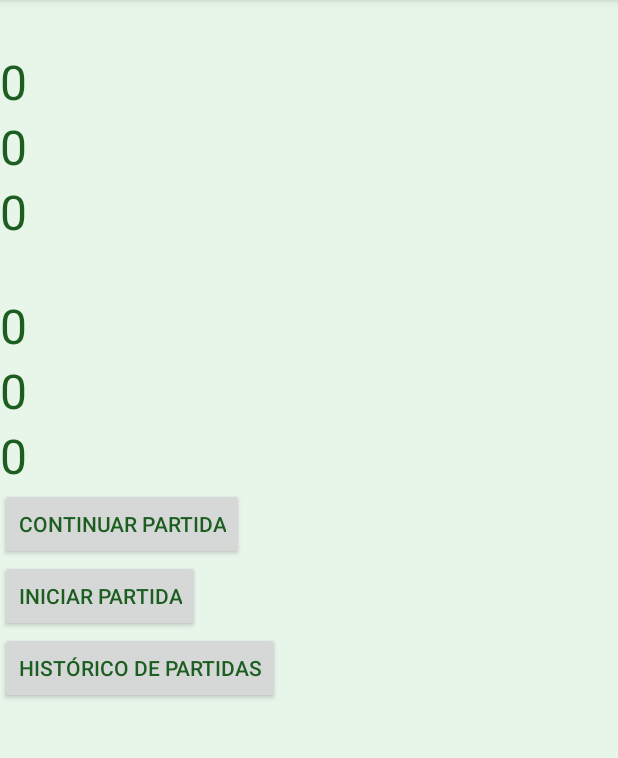
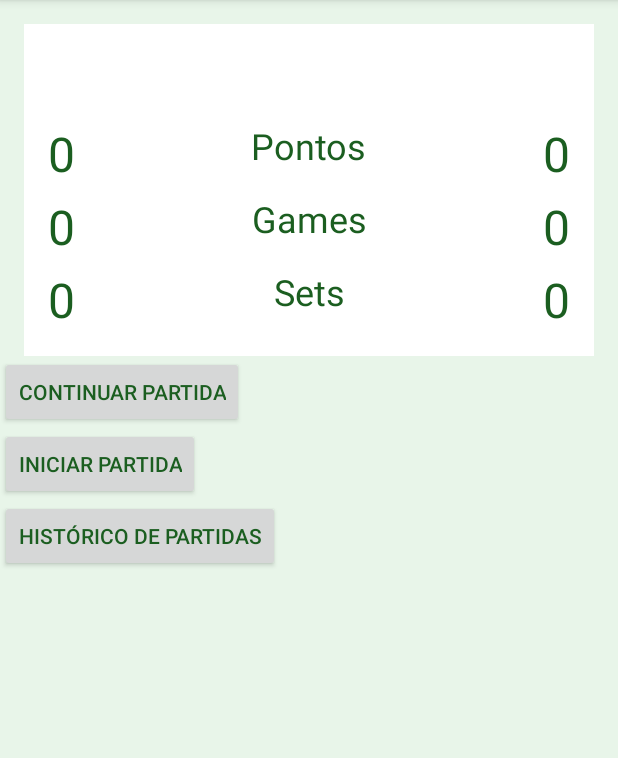
Before and after one commit to vitor-ramos/tennis, an Android app: the screen it shows after launch (HomeActivity), on a phone screen of 412 x 824 dp, the part 84-842 px from its top. Run offline under Robolectric (Android 15) with nearby library versions, the phone set to English and light mode, and no system bars; our stand-ins replace Room's generated code.

Commit message:
Match MVP view implemented in home

```diff
--- a/app/src/main/res/layout/activity_home.xml
+++ b/app/src/main/res/layout/activity_home.xml
@@ -1,5 +1,6 @@
 <?xml version="1.0" encoding="utf-8"?>
 <LinearLayout xmlns:android="http://schemas.android.com/apk/res/android"
+        xmlns:app="http://schemas.android.com/apk/res-auto"
         xmlns:tools="http://schemas.android.com/tools"
         android:layout_width="match_parent"
         android:layout_height="match_parent"
@@ -7,11 +8,24 @@
         tools:context=".view.HomeActivity"
         >
 
+    <android.support.constraint.ConstraintLayout
+            android:layout_width="match_parent"
+            android:layout_height="wrap_content"
+            android:layout_marginStart="@dimen/default_margin"
+            android:layout_marginTop="@dimen/default_margin"
+            android:layout_marginEnd="@dimen/default_margin"
+            android:background="@android:color/white"
+            android:padding="@dimen/default_margin"
+            >
+
         <androidx.appcompat.widget.AppCompatTextView
                 android:id="@+id/home_current_host_name"
                 android:layout_width="wrap_content"
                 android:layout_height="wrap_content"
-            android:textSize="@dimen/player_name_size"
+                android:textSize="@dimen/label_text_size"
+                app:layout_constraintStart_toStartOf="parent"
+                app:layout_constraintTop_toTopOf="parent"
+                tools:text="Vitor"
                 />
 
         <androidx.appcompat.widget.AppCompatTextView
@@ -19,7 +33,9 @@
                 android:layout_width="wrap_content"
                 android:layout_height="wrap_content"
                 android:text="@string/zero"
-            android:textSize="@dimen/points_size"
+                android:textSize="@dimen/score_text_size"
+                app:layout_constraintStart_toStartOf="parent"
+                app:layout_constraintTop_toTopOf="@id/home_current_host_points_label"
                 />
 
         <androidx.appcompat.widget.AppCompatTextView
@@ -27,7 +43,9 @@
                 android:layout_width="wrap_content"
                 android:layout_height="wrap_content"
                 android:text="@string/zero"
-            android:textSize="@dimen/points_size"
+                android:textSize="@dimen/score_text_size"
+                app:layout_constraintStart_toStartOf="parent"
+                app:layout_constraintTop_toTopOf="@id/home_current_host_games_label"
                 />
 
         <androidx.appcompat.widget.AppCompatTextView
@@ -35,14 +53,55 @@
                 android:layout_width="wrap_content"
                 android:layout_height="wrap_content"
                 android:text="@string/zero"
-            android:textSize="@dimen/points_size"
+                android:textSize="@dimen/score_text_size"
+                app:layout_constraintStart_toStartOf="parent"
+                app:layout_constraintTop_toTopOf="@id/home_current_host_sets_label"
+                />
+
+        <androidx.appcompat.widget.AppCompatTextView
+                android:id="@+id/home_current_host_points_label"
+                android:layout_width="wrap_content"
+                android:layout_height="wrap_content"
+                android:layout_marginTop="@dimen/default_margin"
+                android:text="@string/points"
+                android:textSize="@dimen/label_text_size"
+                app:layout_constraintEnd_toEndOf="parent"
+                app:layout_constraintStart_toStartOf="parent"
+                app:layout_constraintTop_toBottomOf="@id/home_current_host_name"
+                />
+
+        <androidx.appcompat.widget.AppCompatTextView
+                android:id="@+id/home_current_host_games_label"
+                android:layout_width="wrap_content"
+                android:layout_height="wrap_content"
+                android:layout_marginTop="@dimen/default_margin"
+                android:text="@string/games"
+                android:textSize="@dimen/label_text_size"
+                app:layout_constraintEnd_toEndOf="parent"
+                app:layout_constraintStart_toStartOf="parent"
+                app:layout_constraintTop_toBottomOf="@id/home_current_host_points_label"
+                />
+
+        <androidx.appcompat.widget.AppCompatTextView
+                android:id="@+id/home_current_host_sets_label"
+                android:layout_width="wrap_content"
+                android:layout_height="wrap_content"
+                android:layout_marginTop="@dimen/default_margin"
+                android:text="@string/sets"
+                android:textSize="@dimen/label_text_size"
+                app:layout_constraintEnd_toEndOf="parent"
+                app:layout_constraintStart_toStartOf="parent"
+                app:layout_constraintTop_toBottomOf="@id/home_current_host_games_label"
                 />
 
         <androidx.appcompat.widget.AppCompatTextView
                 android:id="@+id/home_current_guest_name"
                 android:layout_width="wrap_content"
                 android:layout_height="wrap_content"
-            android:textSize="@dimen/player_name_size"
+                android:textSize="@dimen/label_text_size"
+                app:layout_constraintEnd_toEndOf="parent"
+                app:layout_constraintTop_toTopOf="parent"
+                tools:text="Besta"
                 />
 
         <androidx.appcompat.widget.AppCompatTextView
@@ -50,7 +109,9 @@
                 android:layout_width="wrap_content"
                 android:layout_height="wrap_content"
                 android:text="@string/zero"
-            android:textSize="@dimen/points_size"
+                android:textSize="@dimen/score_text_size"
+                app:layout_constraintEnd_toEndOf="parent"
+                app:layout_constraintTop_toTopOf="@id/home_current_host_points_label"
                 />
 
         <androidx.appcompat.widget.AppCompatTextView
@@ -58,7 +119,9 @@
                 android:layout_width="wrap_content"
                 android:layout_height="wrap_content"
                 android:text="@string/zero"
-            android:textSize="@dimen/points_size"
+                android:textSize="@dimen/score_text_size"
+                app:layout_constraintEnd_toEndOf="parent"
+                app:layout_constraintTop_toTopOf="@id/home_current_host_games_label"
                 />
 
         <androidx.appcompat.widget.AppCompatTextView
@@ -66,8 +129,12 @@
                 android:layout_width="wrap_content"
                 android:layout_height="wrap_content"
                 android:text="@string/zero"
-            android:textSize="@dimen/points_size"
+                android:textSize="@dimen/score_text_size"
+                app:layout_constraintEnd_toEndOf="parent"
+                app:layout_constraintTop_toTopOf="@id/home_current_host_sets_label"
                 />
+
+    </android.support.constraint.ConstraintLayout>
 
     <androidx.appcompat.widget.AppCompatButton
             android:id="@+id/bt_home_resume_match"
--- a/app/src/main/res/layout/activity_match.xml
+++ b/app/src/main/res/layout/activity_match.xml
@@ -12,7 +12,7 @@
         android:layout_width="wrap_content"
         android:layout_height="wrap_content"
         android:layout_gravity="center"
-        android:textSize="@dimen/player_name_size"
+        android:textSize="@dimen/label_text_size"
         app:layout_constraintStart_toStartOf="parent"
         app:layout_constraintTop_toTopOf="parent" />
 
@@ -21,7 +21,7 @@
         android:layout_width="wrap_content"
         android:layout_height="wrap_content"
         android:text="@string/zero"
-        android:textSize="@dimen/points_size"
+        android:textSize="@dimen/score_text_size"
         app:layout_constraintStart_toStartOf="parent"
         app:layout_constraintTop_toBottomOf="@id/match_host_name" />
 
@@ -30,7 +30,7 @@
         android:layout_width="wrap_content"
         android:layout_height="wrap_content"
         android:text="@string/zero"
-        android:textSize="@dimen/points_size"
+        android:textSize="@dimen/score_text_size"
         app:layout_constraintStart_toStartOf="parent"
         app:layout_constraintTop_toBottomOf="@id/match_host_points" />
 
@@ -40,7 +40,7 @@
         android:layout_height="wrap_content"
         android:text="@string/zero"
 
-        android:textSize="@dimen/points_size"
+        android:textSize="@dimen/score_text_size"
         app:layout_constraintStart_toStartOf="parent"
         app:layout_constraintTop_toBottomOf="@id/match_host_games" />
 
@@ -57,7 +57,7 @@
         android:layout_width="wrap_content"
         android:layout_height="wrap_content"
         android:layout_gravity="center"
-        android:textSize="@dimen/player_name_size"
+        android:textSize="@dimen/label_text_size"
         app:layout_constraintStart_toStartOf="parent"
         app:layout_constraintTop_toBottomOf="@id/bt_match_host_add_point" />
 
@@ -66,7 +66,7 @@
         android:layout_width="wrap_content"
         android:layout_height="wrap_content"
         android:text="@string/zero"
-        android:textSize="@dimen/points_size"
+        android:textSize="@dimen/score_text_size"
         app:layout_constraintStart_toStartOf="parent"
         app:layout_constraintTop_toBottomOf="@id/match_guest_name" />
 
@@ -75,7 +75,7 @@
         android:layout_width="wrap_content"
         android:layout_height="wrap_content"
         android:text="@string/zero"
-        android:textSize="@dimen/points_size"
+        android:textSize="@dimen/score_text_size"
         app:layout_constraintStart_toStartOf="parent"
         app:layout_constraintTop_toBottomOf="@id/match_guest_points" />
 
@@ -85,7 +85,7 @@
         android:layout_height="wrap_content"
         android:text="@string/zero"
 
-        android:textSize="@dimen/points_size"
+        android:textSize="@dimen/score_text_size"
         app:layout_constraintStart_toStartOf="parent"
         app:layout_constraintTop_toBottomOf="@id/match_guest_games" />
 
--- a/app/src/main/res/layout/item_history.xml
+++ b/app/src/main/res/layout/item_history.xml
@@ -28,7 +28,7 @@
             android:layout_width="wrap_content"
             android:layout_height="wrap_content"
             android:layout_gravity="center"
-            android:textSize="@dimen/player_name_size" />
+            android:textSize="@dimen/label_text_size" />
 
     </FrameLayout>
 
@@ -51,7 +51,7 @@
             android:layout_width="wrap_content"
             android:layout_height="wrap_content"
             android:layout_gravity="center"
-            android:textSize="@dimen/player_name_size" />
+            android:textSize="@dimen/label_text_size" />
 
     </FrameLayout>
 
@@ -74,7 +74,7 @@
             android:layout_width="wrap_content"
             android:layout_height="wrap_content"
             android:text="@string/zero"
-            android:textSize="@dimen/points_size" />
+            android:textSize="@dimen/score_text_size" />
 
         <androidx.appcompat.widget.AppCompatTextView
             android:id="@+id/tv_history_item_host_sets_label"
@@ -102,7 +102,7 @@
             android:layout_width="wrap_content"
             android:layout_height="wrap_content"
             android:text="@string/zero"
-            android:textSize="@dimen/points_size" />
+            android:textSize="@dimen/score_text_size" />
 
         <androidx.appcompat.widget.AppCompatTextView
             android:id="@+id/tv_history_item_guest_sets_label"
--- a/app/src/main/res/values/dimens.xml
+++ b/app/src/main/res/values/dimens.xml
@@ -6,7 +6,7 @@
   <dimen name="start_match_form_elevation">8dp</dimen>
   <dimen name="start_match_form_radius">32dp</dimen>
   <dimen name="start_match_icon_size">96dp</dimen>
-  <dimen name="player_name_size">24sp</dimen>
-  <dimen name="points_size">32sp</dimen>
+  <dimen name="label_text_size">24sp</dimen>
+  <dimen name="score_text_size">32sp</dimen>
   <dimen name="score_layout_padding">4dp</dimen>
 </resources>
```
Lines whose indentation alone changed are shown as unchanged.
